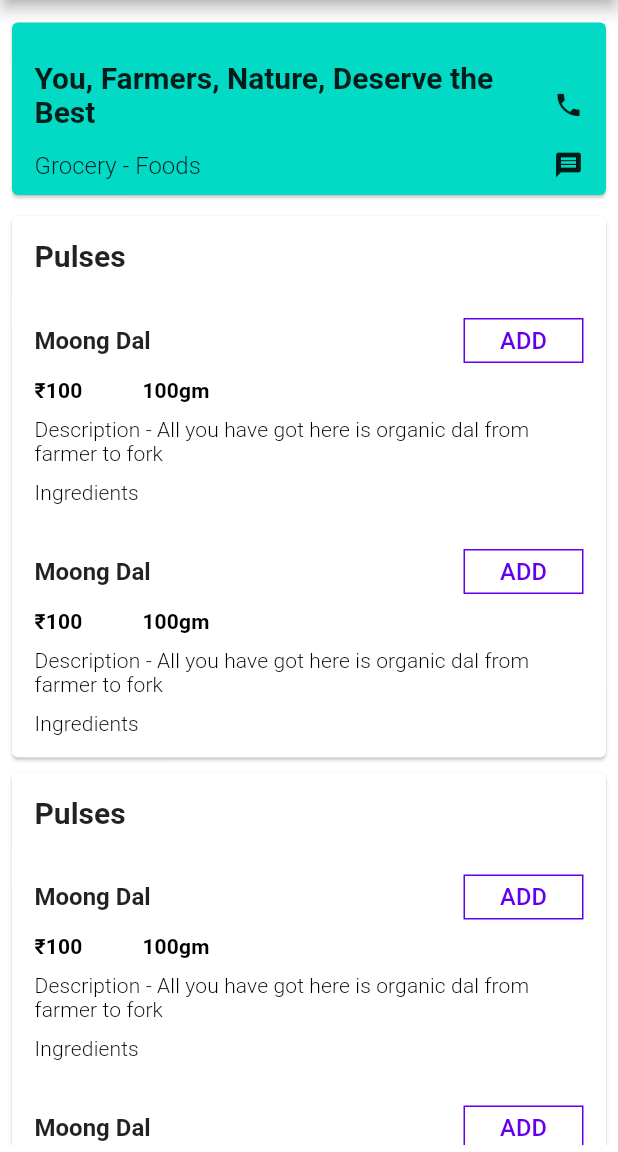
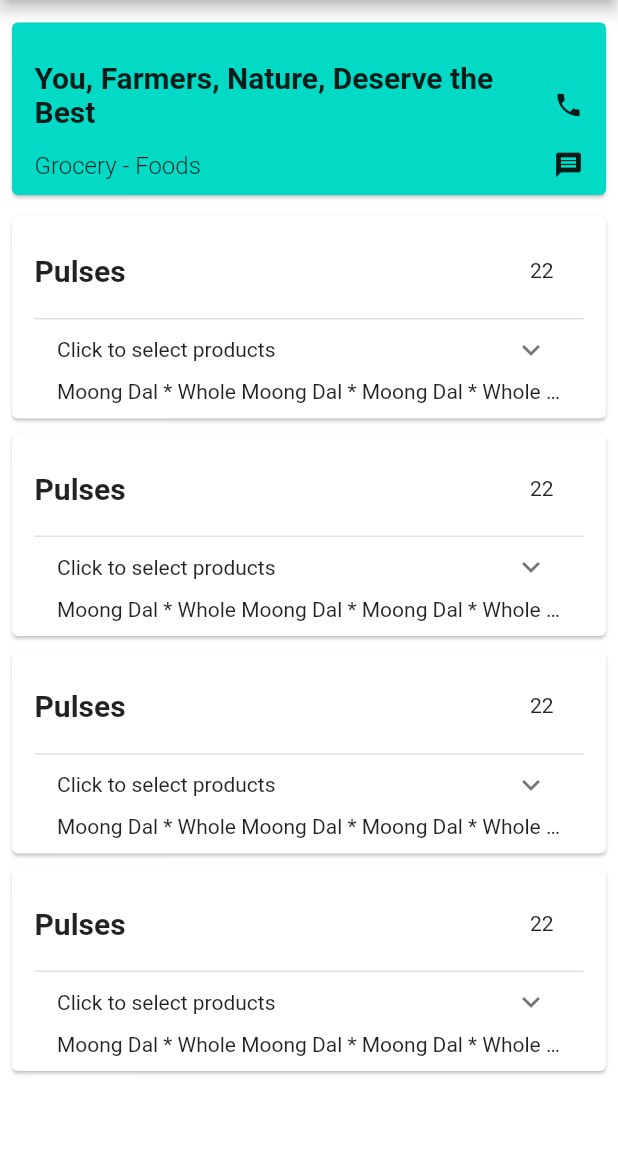
Before and after one commit to varmeh/botigaApp, a Flutter app: the screen it shows after launch, after a tap on "24 Mantra", on a phone screen of 412 x 824 dp, the part 84-1236 px from its top. Run offline on Flutter 3.47's test engine with Material 2 defaults, Android fonts, the phone set to English and light mode, and no system bars; drawn by our look-alikes of expandable.

Commit message:
product list updated to collapasable card

```diff
--- a/lib/app/orders/orderListScreen.dart
+++ b/lib/app/orders/orderListScreen.dart
@@ -15,7 +15,6 @@ class _OrderListScreenState extends State<OrderListScreen> {
   Widget build(BuildContext context) {
     return ExpandableTheme(
       data: ExpandableThemeData(
-        // iconColor: Theme.of(context).primaryColor,
         useInkWell: true,
       ),
       child: ListView.builder(
--- a/lib/app/products/productListScreen.dart
+++ b/lib/app/products/productListScreen.dart
@@ -1,4 +1,5 @@
 import 'package:flutter/material.dart';
+import 'package:expandable/expandable.dart';
 
 import '../stores/models/index.dart' show StoreModel;
 import 'widgets/index.dart' show StoreBrandCard, CategoryCard;
@@ -21,12 +22,18 @@ class ProductListScreen extends StatelessWidget {
               children: [
                 StoreBrandCard(store),
                 SizedBox(height: 4.0),
-                Expanded(
-                  child: ListView.builder(
-                    itemCount: 4,
-                    itemBuilder: (context, index) {
-                      return CategoryCard();
-                    },
+                ExpandableTheme(
+                  data: ExpandableThemeData(
+                    useInkWell: true,
+                  ),
+                  child: Expanded(
+                    child: ListView.builder(
+                      itemCount: 4,
+                      physics: const BouncingScrollPhysics(),
+                      itemBuilder: (context, index) {
+                        return CategoryCard();
+                      },
+                    ),
                   ),
                 ),
               ],
--- a/lib/app/products/widgets/categoryCard.dart
+++ b/lib/app/products/widgets/categoryCard.dart
@@ -1,28 +1,43 @@
 import 'package:flutter/material.dart';
+import 'package:expandable/expandable.dart';
 
-import 'productTile.dart';
+import '../../../util/index.dart' show Constants;
+import 'categoryProductList.dart';
 
 class CategoryCard extends StatelessWidget {
   @override
   Widget build(BuildContext context) {
-    return Card(
+    final _textTheme = Theme.of(context).textTheme;
+    return ExpandableNotifier(
+      child: Card(
         child: Container(
-        padding: const EdgeInsets.all(15.0),
+          padding: Constants.kEdgeInsetsCard,
           child: Column(
             mainAxisAlignment: MainAxisAlignment.spaceEvenly,
             crossAxisAlignment: CrossAxisAlignment.stretch,
             children: [
+              Row(
+                mainAxisAlignment: MainAxisAlignment.spaceBetween,
+                children: [
                   Text(
                     'Pulses',
-              style: Theme.of(context).textTheme.headline6,
+                    style: _textTheme.headline6,
                   ),
-            Column(
-              children: [
-                ProductTile(),
-                ProductTile(),
+                  Padding(
+                    padding: const EdgeInsets.only(right: 20),
+                    child: Text(
+                      '22',
+                      style: _textTheme.bodyText2,
+                    ),
+                  ),
                 ],
               ),
+              SizedBox(
+                height: 20.0,
+              ),
+              CategoryProductList(),
             ],
+          ),
         ),
       ),
     );
--- /dev/null
+++ b/lib/app/products/widgets/categoryProductList.dart
@@ -0,0 +1,60 @@
+import 'package:flutter/material.dart';
+import 'package:expandable/expandable.dart';
+
+import 'productTile.dart';
+
+class CategoryProductList extends StatelessWidget {
+  const CategoryProductList({
+    Key key,
+  }) : super(key: key);
+
+  @override
+  Widget build(BuildContext context) {
+    final _themeData = Theme.of(context);
+    return ScrollOnExpand(
+      scrollOnExpand: true,
+      scrollOnCollapse: false,
+      child: Container(
+        padding: EdgeInsets.symmetric(horizontal: 15.0),
+        decoration: BoxDecoration(
+          border: Border(
+            top: BorderSide(color: _themeData.dividerColor),
+          ),
+        ),
+        child: ExpandablePanel(
+          theme: const ExpandableThemeData(
+            headerAlignment: ExpandablePanelHeaderAlignment.center,
+            tapBodyToCollapse: true,
+          ),
+          header: Text(
+            'Click to select products',
+            style: Theme.of(context).textTheme.bodyText2,
+          ),
+          // Collapsed Used to display a portion of expanded data
+          collapsed: Text(
+            'Moong Dal * Whole Moong Dal * Moong Dal * Whole Moong Dal',
+            softWrap: true,
+            overflow: TextOverflow.ellipsis,
+          ),
+          expanded: Column(
+            crossAxisAlignment: CrossAxisAlignment.start,
+            children: [
+              ProductTile(),
+              ProductTile(),
+              ProductTile(),
+            ],
+          ),
+          builder: (_, collapsed, expanded) {
+            return Container(
+              child: Expandable(
+                collapsed: collapsed,
+                expanded: expanded,
+                theme: const ExpandableThemeData(crossFadePoint: 0),
+              ),
+            );
+          },
+        ),
+      ),
+    );
+  }
+}
--- a/lib/app/products/widgets/productTile.dart
+++ b/lib/app/products/widgets/productTile.dart
@@ -4,6 +4,10 @@ import '../../../util/index.dart' show Constants;
 import 'productSelectionButton.dart';
 
 class ProductTile extends StatelessWidget {
+  const ProductTile({
+    Key key,
+  }) : super(key: key);
+
   @override
   Widget build(BuildContext context) {
     final _textTheme = Theme.of(context).textTheme;
@@ -11,7 +15,7 @@ class ProductTile extends StatelessWidget {
     return Column(
       crossAxisAlignment: CrossAxisAlignment.start,
       children: [
-        SizedBox(height: 30.0),
+        SizedBox(height: 20.0),
         Row(
           mainAxisAlignment: MainAxisAlignment.spaceBetween,
           children: [
```
Lines whose indentation alone changed are shown as unchanged.
